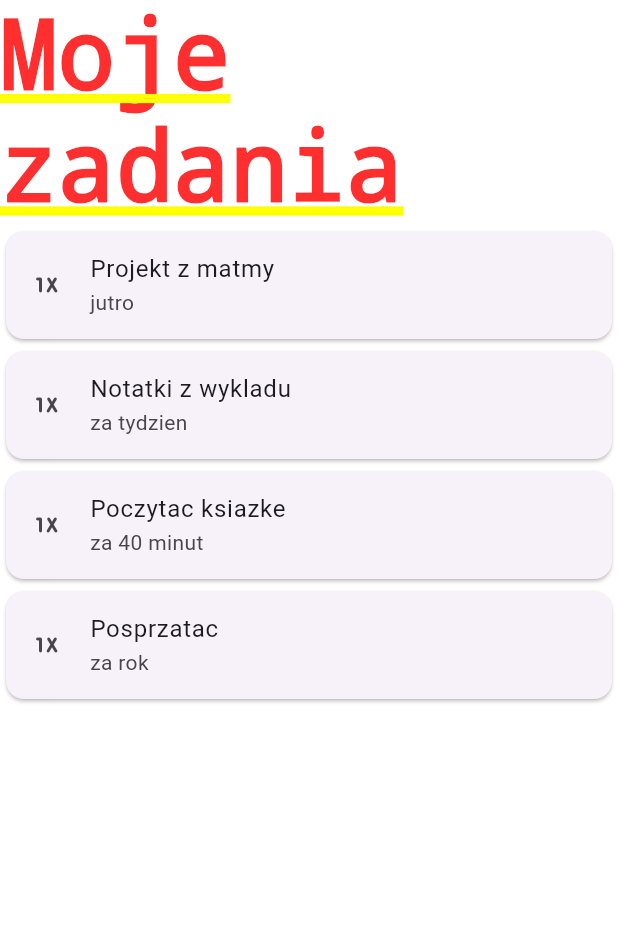
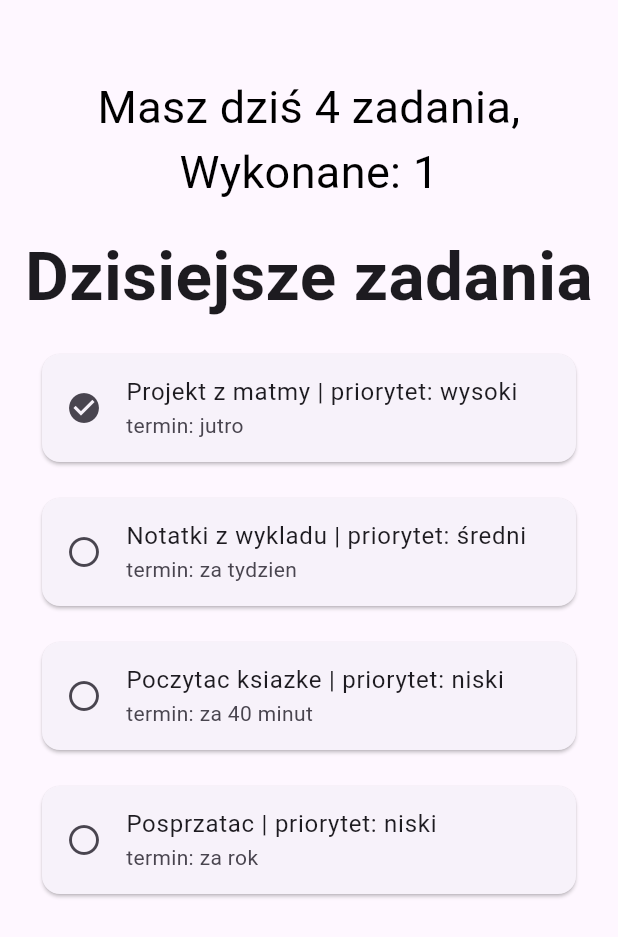
Before and after one commit to AAAc11/flutter, a Flutter app: the screen it shows after launch, on a phone screen of 412 x 824 dp. Shown: the top 937 px of the screen. Run offline on Flutter 3.47's test engine with Material 3 defaults, Android fonts, the light colour scheme and no system bars.

Commit message:
lab_04 krakflow task list - poprawa

```diff
--- a/lib/main.dart
+++ b/lib/main.dart
@@ -8,36 +8,50 @@ class MyApp extends StatelessWidget {
   const MyApp({super.key});
 
   final List<Task> tasks = const [
-    Task(title: "Projekt z matmy", deadline: "jutro"),
-    Task(title: "Notatki z wykladu", deadline: "za tydzien"),
-    Task(title: "Poczytac ksiazke", deadline: "za 40 minut"),
-    Task(title: "Posprzatac", deadline: "za rok")
+    Task(title: "Projekt z matmy", deadline: "jutro", done: true, priority: "wysoki"),
+    Task(title: "Notatki z wykladu", deadline: "za tydzien", done: false, priority: "średni"),
+    Task(title: "Poczytac ksiazke", deadline: "za 40 minut", done: false, priority: "niski"),
+    Task(title: "Posprzatac", deadline: "za rok", done: false, priority: "niski")
   ];
 
 
 
   @override
   Widget build(BuildContext context) {
+    int doneCount = tasks.where((t) => t.done).length;
     return MaterialApp(
         title: 'Flutter Demo',
-        home: Column(
+        home: Scaffold(
+          body: Column(
+            crossAxisAlignment: CrossAxisAlignment.center,
             children: [
-            Text("Moje zadania",
+              SizedBox(height: 50),
+              Text("Masz dziś ${tasks.length} zadania, Wykonane: $doneCount",
+                  textAlign: TextAlign.center,
                   style: TextStyle(
-                  fontSize: 64,
+                    fontSize: 30,
+                    color: Colors.black,
+                  )),
+              SizedBox(height: 16),
+              Text("Dzisiejsze zadania",
+                  textAlign: TextAlign.center,
+                  style: TextStyle(
+                    fontSize: 45,
                     fontWeight: FontWeight.bold,
                   )),
               Expanded(child: ListView.builder(
+                padding: const EdgeInsets.symmetric(horizontal: 16, vertical: 8),
                 itemCount: tasks.length,
                 itemBuilder: (context, index) {
                   return TaskCard(
-                    title: tasks[index].title,
-                    deadline: tasks[index].deadline,
-                    icon: tasks[index].icon
+                      title: "${tasks[index].title} | priorytet: ${tasks[index].priority}",
+                      deadline: "termin: ${tasks[index].deadline}",
+                      icon: tasks[index].done ? Icons.check_circle : Icons.radio_button_unchecked
                   );
                 },
               ))
             ],
+          )
         )
     );
   }
@@ -46,9 +60,15 @@ class MyApp extends StatelessWidget {
 class Task {
   final String title;
   final String deadline;
-  final IconData icon = Icons.one_x_mobiledata_rounded;
+  final bool done;
+  final String priority;
 
-  const Task({required this.title, required this.deadline});
+  const Task({
+    required this.title,
+    required this.deadline,
+    required this.done,
+    required this.priority,
+  });
 }
 
 class TaskCard extends StatelessWidget {
@@ -65,12 +85,17 @@ class TaskCard extends StatelessWidget {
 
   @override
   Widget build(BuildContext context) {
-    return Card(
+    return Padding(
+      padding: const EdgeInsets.all(8.0),
+      child: Center(
+        child: Card(
           child: ListTile(
             leading: Icon(icon),
             title: Text(title),
             subtitle: Text(deadline),
           ),
+        ),
+      ),
     );
   }
 }
```
Lines whose indentation alone changed are shown as unchanged.
